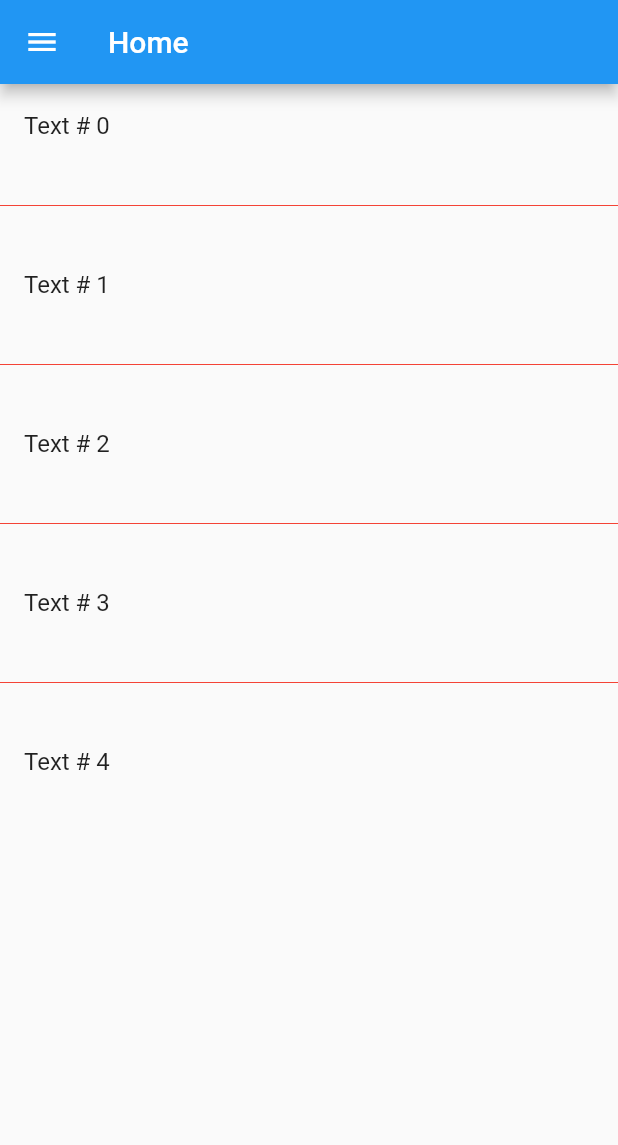
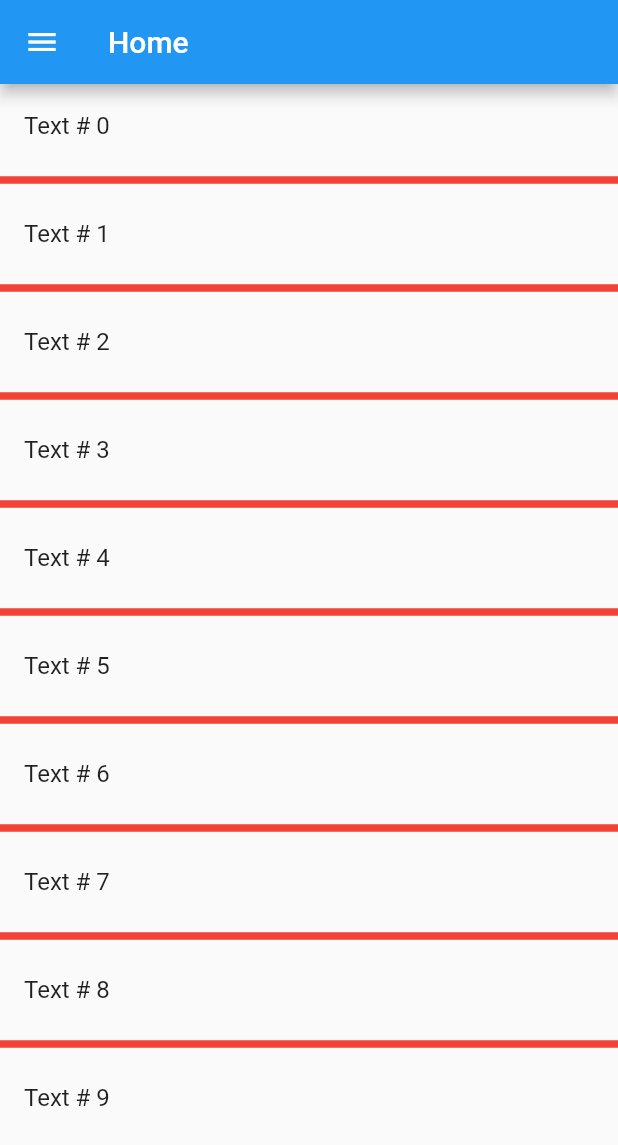
Before and after one commit to RedTo/MyApp-Example, a Flutter app: the screen it shows after launch, in the side drawer, after a tap on "Home", on a phone screen of 412 x 824 dp. Shown: the top 1145 px of the screen. Run offline on Flutter 3.47's test engine with Material 2 defaults, Android fonts, the phone set to English and light mode, and no system bars.

Commit message:
- new folder structure   - views   - widgets - custom widget (ThickSeparator)

```diff
--- a/lib/main.dart
+++ b/lib/main.dart
@@ -1,5 +1,5 @@
 import 'package:flutter/material.dart';
-import 'package:myapp/widgetBuild.dart';
+import 'package:myapp/views/home.dart';
 
 void main() => runApp(MyApp());
 
@@ -10,104 +10,9 @@ class MyApp extends StatelessWidget {
     return MaterialApp(
       title: 'Flutter Demo',
       theme: ThemeData(
-        // This is the theme of your application.
-        //
-        // Try running your application with "flutter run". You'll see the
-        // application has a blue toolbar. Then, without quitting the app, try
-        // changing the primarySwatch below to Colors.green and then invoke
-        // "hot reload" (press "r" in the console where you ran "flutter run",
-        // or simply save your changes to "hot reload" in a Flutter IDE).
-        // Notice that the counter didn't reset back to zero; the application
-        // is not restarted.
         primarySwatch: Colors.blue,
       ),
-      home: MyHomePage(title: 'Flutter Demo Home Page'),
+      home: Home(),
     );
   }
 }
-
-class MyHomePage extends StatefulWidget {
-  MyHomePage({Key key, this.title}) : super(key: key);
-
-  // This widget is the home page of your application. It is stateful, meaning
-  // that it has a State object (defined below) that contains fields that affect
-  // how it looks.
-
-  // This class is the configuration for the state. It holds the values (in this
-  // case the title) provided by the parent (in this case the App widget) and
-  // used by the build method of the State. Fields in a Widget subclass are
-  // always marked "final".
-
-  final String title;
-
-  @override
-  _MyHomePageState createState() => _MyHomePageState();
-}
-
-class _MyHomePageState extends State<MyHomePage> {
-  int _counter = 0;
-
-  void _incrementCounter() {
-    setState(() {
-      // This call to setState tells the Flutter framework that something has
-      // changed in this State, which causes it to rerun the build method below
-      // so that the display can reflect the updated values. If we changed
-      // _counter without calling setState(), then the build method would not be
-      // called again, and so nothing would appear to happen.
-      _counter++;
-    });
-  }
-
-  @override
-  Widget build(BuildContext context) {
-    // This method is rerun every time setState is called, for instance as done
-    // by the _incrementCounter method above.
-    //
-    // The Flutter framework has been optimized to make rerunning build methods
-    // fast, so that you can just rebuild anything that needs updating rather
-    // than having to individually change instances of widgets.
-    return Scaffold(
-      appBar: AppBar(
-        // Here we take the value from the MyHomePage object that was created by
-        // the App.build method, and use it to set our appbar title.
-        title: Text(widget.title),
-      ),
-      drawer: MyWidgetCreator.getDrawer(context),
-      body: Center(
-        // Center is a layout widget. It takes a single child and positions it
-        // in the middle of the parent.
-        child: Column(
-          // Column is also layout widget. It takes a list of children and
-          // arranges them vertically. By default, it sizes itself to fit its
-          // children horizontally, and tries to be as tall as its parent.
-          //
-          // Invoke "debug painting" (press "p" in the console, choose the
-          // "Toggle Debug Paint" action from the Flutter Inspector in Android
-          // Studio, or the "Toggle Debug Paint" command in Visual Studio Code)
-          // to see the wireframe for each widget.
-          //
-          // Column has various properties to control how it sizes itself and
-          // how it positions its children. Here we use mainAxisAlignment to
-          // center the children vertically; the main axis here is the vertical
-          // axis because Columns are vertical (the cross axis would be
-          // horizontal).
-          mainAxisAlignment: MainAxisAlignment.center,
-          children: <Widget>[
-            Text(
-              'You have pushed the button this many times:',
-            ),
-            Text(
-              '$_counter',
-              style: Theme.of(context).textTheme.display1,
-            ),
-          ],
-        ),
-      ),
-      floatingActionButton: FloatingActionButton(
-        onPressed: _incrementCounter,
-        tooltip: 'Increment',
-        child: Icon(Icons.add),
-      ), // This trailing comma makes auto-formatting nicer for build methods.
-    );
-  }
-}
--- a/lib/home.dart
+++ b/lib/views/home.dart
@@ -1,8 +1,9 @@
 import 'package:flutter/material.dart';
-import 'package:myapp/widgetBuild.dart';
+import 'package:myapp/widgets/ThickSeparator.dart';
+import 'package:myapp/widgets/widgetBuild.dart';
 
 class Home extends StatelessWidget {
-  Home(this.title);
+  Home({this.title = "Home"});
 
   final String title;
 
@@ -16,9 +17,9 @@ class Home extends StatelessWidget {
       body: ListView.separated(
         itemBuilder: (BuildContext context, int index) =>
             _buildItem(context, index),
-        itemCount: 5,
-        separatorBuilder: (BuildContext context, int index) => Divider(
-              height: 50.0,
+        itemCount: 10,
+        separatorBuilder: (BuildContext context, int index) => ThickSeparator(
+              thickness: 5.0,
               color: Colors.red,
             ),
       ),
--- a/lib/widgetBuild.dart
+++ /dev/null
@@ -1,45 +0,0 @@
-import 'package:flutter/material.dart';
-import 'package:myapp/home.dart';
-import 'package:myapp/main.dart';
-
-class MyWidgetCreator {
-  static Widget getDrawer(BuildContext context) {
-    return Drawer(
-      child: ListView(
-        children: <Widget>[
-          UserAccountsDrawerHeader(
-            currentAccountPicture: CircleAvatar(
-              child: Icon(Icons.verified_user),
-              backgroundColor: Colors.grey,
-            ),
-          ),
-          ListTile(
-            onTap: () {
-              Navigator.pop(context);
-              Navigator.pushReplacement(
-                  context,
-                  MaterialPageRoute(
-                      builder: (BuildContext context) => Home("Home")));
-            },
-            leading: Icon(Icons.home),
-            title: Text("Home"),
-            trailing: Icon(Icons.arrow_forward),
-          ),
-          ListTile(
-            onTap: () {
-              Navigator.pop(context);
-              Navigator.pushReplacement(
-                  context,
-                  MaterialPageRoute(
-                      builder: (BuildContext context) =>
-                          MyHomePage(title: "Home")));
-            },
-            leading: Icon(Icons.home),
-            title: Text("Counter"),
-            trailing: Icon(Icons.arrow_forward),
-          ),
-        ],
-      ),
-    );
-  }
-}
--- /dev/null
+++ b/lib/widgets/ThickSeparator.dart
@@ -0,0 +1,41 @@
+import 'package:flutter/material.dart';
+
+class ThickSeparator extends StatelessWidget {
+  const ThickSeparator({
+    Key key,
+    this.thickness = 0.1,
+    this.height = 16.0,
+    this.indent = 0.0,
+    this.color,
+  })  : assert(height >= 0.0),
+        assert(thickness >= 0.0),
+        super(key: key);
+
+  final double thickness;
+  final double height;
+  final double indent;
+  final Color color;
+
+  static BorderSide createBorderSide(BuildContext context,
+      {Color color, double width = 0.0}) {
+    assert(width != null);
+    return BorderSide(
+      color: color ?? Theme.of(context).dividerColor,
+      width: width,
+    );
+  }
+
+  @override
+  Widget build(BuildContext context) {
+    return SizedBox(
+      height: height,
+      child: Center(
+        child: Container(
+          margin: EdgeInsetsDirectional.only(start: indent),
+          height: thickness,
+          color: color,
+        ),
+      ),
+    );
+  }
+}
--- /dev/null
+++ b/lib/widgets/widgetBuild.dart
@@ -0,0 +1,38 @@
+import 'package:flutter/material.dart';
+import 'package:myapp/views/counter.dart';
+import 'package:myapp/views/home.dart';
+
+class MyWidgetCreator {
+  static Widget getDrawer(BuildContext context) {
+    return Drawer(
+      child: ListView(
+        children: <Widget>[
+          UserAccountsDrawerHeader(
+            currentAccountPicture: CircleAvatar(
+              child: Icon(Icons.verified_user, color: Colors.white),
+              backgroundColor: Colors.blueAccent,
+            ),
+            accountEmail: Text("mobile@development.app"),
+            accountName: Text("Mobile App Development"),
+          ),
+          ListTile(
+            onTap: () => _switchPage(context, Home()),
+            leading: Icon(Icons.home),
+            title: Text("Home"),
+          ),
+          ListTile(
+            onTap: () => _switchPage(context, Counter()),
+            leading: Icon(Icons.plus_one),
+            title: Text("Counter"),
+          ),
+        ],
+      ),
+    );
+  }
+
+  static void _switchPage(BuildContext context, Widget widget) {
+    Navigator.pop(context);
+    Navigator.pushReplacement(
+        context, MaterialPageRoute(builder: (BuildContext context) => widget));
+  }
+}
```
Also changed, not shown: lib/views/counter.dart (added, +50 -0 lines).
